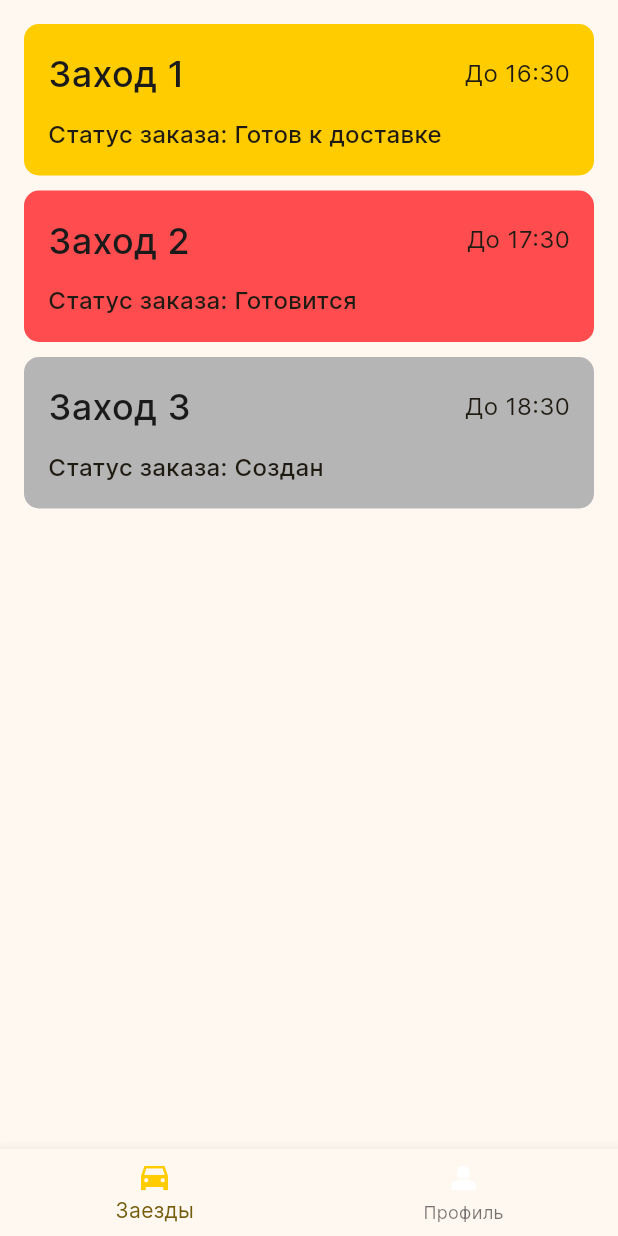
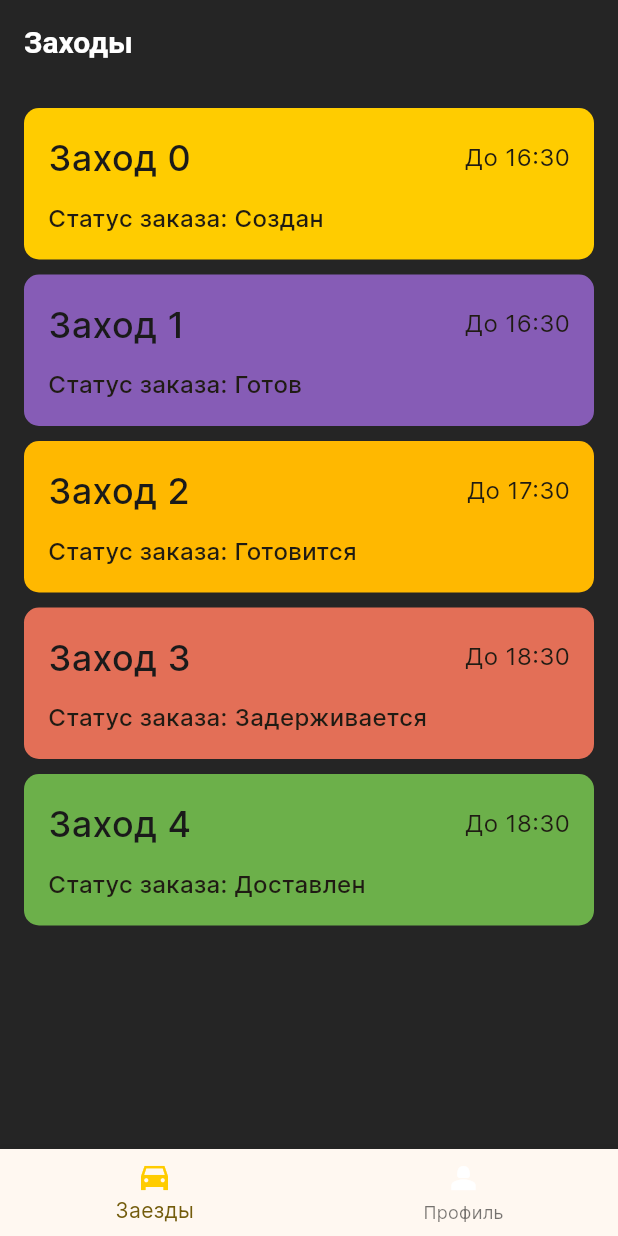
Before and after one commit to EbriusQuasimodo/smart_driver, a Flutter app: the RacesScreen screen opened by its route, on a phone screen of 412 x 824 dp. Run offline on Flutter 3.47's test engine with Material 3 defaults, Android fonts, the phone set to English and light mode, and no system bars; our stand-ins replace dio, flutter_riverpod, freezed_annotation, go_router, isar, riverpod_annotation; accounts and stored records are empty; generated files the repository leaves out were written again.

Commit message:
add app bar + add status color

```diff
--- a/lib/core/styles/app_theme.dart
+++ b/lib/core/styles/app_theme.dart
@@ -1,13 +1,22 @@
 import 'package:flutter/material.dart';
+import 'package:flutter/services.dart';
 import 'package:smart_driver/core/styles/colors.dart';
 import 'package:smart_driver/core/ui/decorated_input_border.dart';
 
-class AppTHemeData{
-ThemeData themeData(BuildContext context){
+class AppTHemeData {
+  ThemeData themeData(BuildContext context) {
     return ThemeData(
       useMaterial3: true,
       fontFamily: 'Inter',
-    colorScheme: ColorScheme.fromSeed(seedColor: AppColors.yellow, background: AppColors.bgBlack),
+      colorScheme: ColorScheme.fromSeed(
+          seedColor: AppColors.yellow, background: AppColors.bgBlack),
+      scaffoldBackgroundColor: AppColors.bgBlack,
+      appBarTheme: AppBarTheme(
+        backgroundColor: AppColors.bgBlack,
+        titleTextStyle: TextStyle(
+            color: AppColors.white, fontSize: 20, fontWeight: FontWeight.w600),
+
+      ),
       inputDecorationTheme: InputDecorationTheme(
         fillColor: AppColors.bgBlack,
         filled: true,
@@ -15,10 +24,10 @@ ThemeData themeData(BuildContext context){
         isDense: true,
         errorMaxLines: 4,
         hoverColor: Colors.transparent,
-
         contentPadding:
             const EdgeInsets.symmetric(horizontal: 16, vertical: 16),
-        hintStyle: TextStyle(color: AppColors.darkGray, fontWeight: FontWeight.w400),
+        hintStyle:
+            TextStyle(color: AppColors.darkGray, fontWeight: FontWeight.w400),
         border: OutlineInputBorder(
           borderSide: BorderSide(color: AppColors.darkestGray),
           borderRadius: BorderRadius.circular(8),
@@ -63,14 +72,14 @@ ThemeData themeData(BuildContext context){
           ),
         ),
         errorStyle: TextStyle(
-
           color: AppColors.red,
           decorationColor: AppColors.red,
           fontWeight: FontWeight.w400,
           fontSize: 14,
         ),
       ),
-    iconButtonTheme: IconButtonThemeData(style: IconButton.styleFrom(
+      iconButtonTheme: IconButtonThemeData(
+          style: IconButton.styleFrom(
         foregroundColor: AppColors.white,
         backgroundColor: Colors.transparent,
         hoverColor: Colors.transparent,
@@ -80,7 +89,6 @@ ThemeData themeData(BuildContext context){
           borderRadius: BorderRadius.circular(8),
         ),
       ).copyWith(
-
         overlayColor: MaterialStatePropertyAll(Colors.transparent),
         side: MaterialStateProperty.resolveWith<BorderSide?>(
             (Set<MaterialState> states) {
@@ -88,20 +96,22 @@ ThemeData themeData(BuildContext context){
             return BorderSide(color: AppColors.white);
           }
 
-                return BorderSide(color: AppColors.darkestGray);;
+          return BorderSide(color: AppColors.darkestGray);
+          ;
         }),
       )),
-    elevatedButtonTheme: ElevatedButtonThemeData(style: ElevatedButton.styleFrom(
+      elevatedButtonTheme: ElevatedButtonThemeData(
+          style: ElevatedButton.styleFrom(
         shadowColor: Colors.transparent,
-                padding:
-                    const EdgeInsets.symmetric(horizontal: 16, vertical: 16),
+        padding: const EdgeInsets.symmetric(horizontal: 16, vertical: 16),
         elevation: 0,
         shape: RoundedRectangleBorder(
           borderRadius: BorderRadius.circular(8),
         ),
-                textStyle: TextStyle(fontSize: 20,fontWeight: FontWeight.w500),
+        textStyle: TextStyle(fontSize: 20, fontWeight: FontWeight.w500),
         foregroundColor: AppColors.white,
-    ).copyWith( backgroundColor: MaterialStateProperty.resolveWith<Color?>(
+      ).copyWith(
+        backgroundColor: MaterialStateProperty.resolveWith<Color?>(
             (Set<MaterialState> states) {
           if (states.contains(MaterialState.pressed)) {
             return AppColors.pressedYellow;
@@ -116,7 +126,8 @@ ThemeData themeData(BuildContext context){
           }
 
           return AppColors.yellow;
-          }),)),
+        }),
+      )),
       outlinedButtonTheme: OutlinedButtonThemeData(
           style: OutlinedButton.styleFrom(
         backgroundColor: Colors.transparent,
@@ -125,7 +136,7 @@ ThemeData themeData(BuildContext context){
         shape: RoundedRectangleBorder(
           borderRadius: BorderRadius.circular(8),
         ),
-         textStyle: TextStyle(fontSize: 20,fontWeight: FontWeight.w500),
+        textStyle: TextStyle(fontSize: 20, fontWeight: FontWeight.w500),
         foregroundColor: AppColors.white,
       ).copyWith(
         overlayColor: MaterialStatePropertyAll(Colors.transparent),
@@ -135,7 +146,8 @@ ThemeData themeData(BuildContext context){
             return BorderSide(color: AppColors.white);
           }
 
-                return BorderSide(color: AppColors.darkestGray);;
+          return BorderSide(color: AppColors.darkestGray);
+          ;
         }),
       )),
     );
--- a/lib/core/styles/colors.dart
+++ b/lib/core/styles/colors.dart
@@ -9,6 +9,8 @@ class AppColors {
   static const Color darkestGray = Color (0xFF707070);
   static const Color pressedYellow = Color(0xFFFFB800);
   static const Color bgBlack = Color(0xFF252525);
-  static const Color red = Color(0xFFFF4D4F);
+  static const Color red = Color(0xFFE36F57);
+  static const Color green = Color(0xFF6CB04A);
+  static const Color purple = Color(0xFF865CB6);
 
 }
--- a/lib/features/races/presentation/races_screen.dart
+++ b/lib/features/races/presentation/races_screen.dart
@@ -11,6 +11,10 @@ class RacesScreen extends StatelessWidget {
         child: Scaffold(
       body: CustomScrollView(
         slivers: <Widget>[
+          SliverAppBar(
+            title: Text('Заходы'),
+
+          ),
           SliverPadding(
             padding: const EdgeInsets.all(16.0),
             sliver: SliverList(
@@ -20,14 +24,22 @@ class RacesScreen extends StatelessWidget {
                     children: [
                       RaceCardWidget(
                           cardColor: AppColors.yellow,
-                          raceName: 'Заход 1',
+                          raceName: 'Заход 0',
                           raceTime: 'До 16:30',
-                          raceStatus: 'Готов к доставке'),
+                          raceStatus: 'Создан'),
                       SizedBox(
                         height: 10,
                       ),
                       RaceCardWidget(
-                          cardColor: AppColors.red,
+                          cardColor: AppColors.purple,
+                          raceName: 'Заход 1',
+                          raceTime: 'До 16:30',
+                          raceStatus: 'Готов'),
+                      SizedBox(
+                        height: 10,
+                      ),
+                      RaceCardWidget(
+                          cardColor: AppColors.pressedYellow,
                           raceName: 'Заход 2',
                           raceTime: 'До 17:30',
                           raceStatus: 'Готовится'),
@@ -35,13 +47,18 @@ class RacesScreen extends StatelessWidget {
                         height: 10,
                       ),
                       RaceCardWidget(
-                          cardColor: AppColors.darkGray,
+                          cardColor: AppColors.red,
                           raceName: 'Заход 3',
                           raceTime: 'До 18:30',
-                          raceStatus: 'Создан'),
+                          raceStatus: 'Задерживается'),
                       SizedBox(
                         height: 10,
                       ),
+                      RaceCardWidget(
+                          cardColor: AppColors.green,
+                          raceName: 'Заход 4',
+                          raceTime: 'До 18:30',
+                          raceStatus: 'Доставлен'),
                     ],
                   );
                 },
```
Lines whose indentation alone changed are shown as unchanged.
